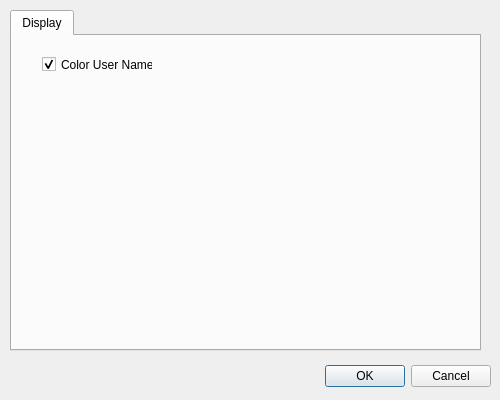
Above: preferences.ui from technicallyerik/WIRK before the change. Below: the same form after it.
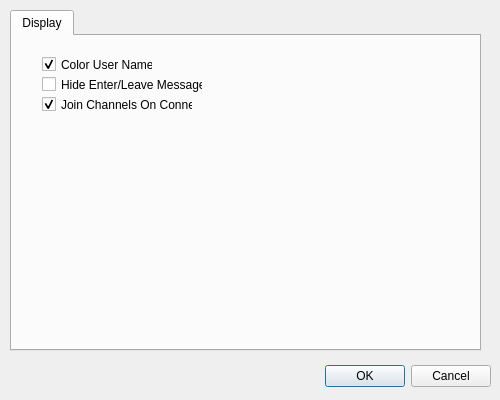
That is the form after the change.

Commit message: Converted Join on Connect and Hide Enter/Leave Notifications settings to be global with channel-level overrides

What changed in the file:
```diff
--- a/preferences.ui
+++ b/preferences.ui
@@ -61,6 +61,38 @@
       <bool>true</bool>
      </property>
     </widget>
+    <widget class="QCheckBox" name="suppressEnterLeaveNotifications">
+     <property name="geometry">
+      <rect>
+       <x>30</x>
+       <y>40</y>
+       <width>161</width>
+       <height>17</height>
+      </rect>
+     </property>
+     <property name="text">
+      <string>Hide Enter/Leave Messages</string>
+     </property>
+     <property name="checked">
+      <bool>false</bool>
+     </property>
+    </widget>
+    <widget class="QCheckBox" name="joinOnConnect">
+     <property name="geometry">
+      <rect>
+       <x>30</x>
+       <y>60</y>
+       <width>151</width>
+       <height>17</height>
+      </rect>
+     </property>
+     <property name="text">
+      <string>Join Channels On Connect</string>
+     </property>
+     <property name="checked">
+      <bool>true</bool>
+     </property>
+    </widget>
    </widget>
   </widget>
  </widget>
```
The commit also changes 9 other files.
